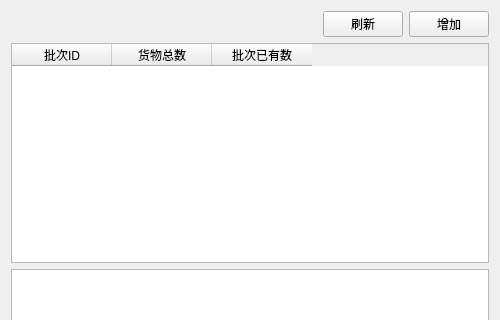
The window that viewbatch.ui (kangwenyun/batch_acquisition_system) describes before a commit, drawn with Qt 5; both pictures show x 0 to 500 and y 0 to 320 of the 500 by 500 pixel window.
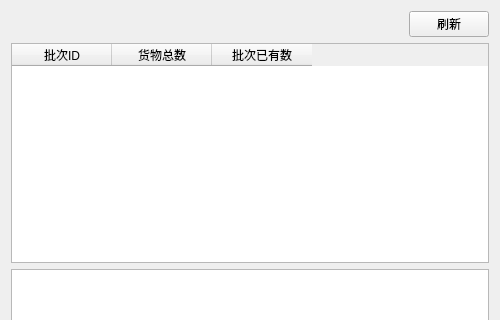
The same window after the commit.

Commit message: 解决addBatch空值崩的问题 & proline加增加按钮 & 主页面顺序调整

The edit to the form file:
```diff
--- a/viewbatch.ui
+++ b/viewbatch.ui
@@ -48,13 +48,6 @@
        </property>
       </widget>
      </item>
-     <item>
-      <widget class="QPushButton" name="add_batch">
-       <property name="text">
-        <string>增加</string>
-       </property>
-      </widget>
-     </item>
     </layout>
    </item>
    <item>
```
The commit also changes 8 other files.
